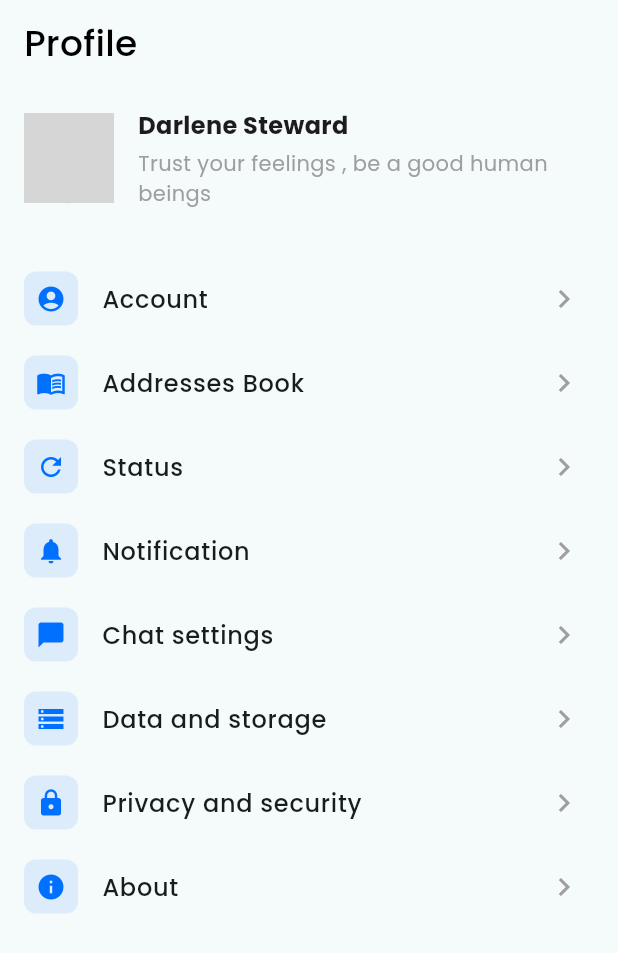
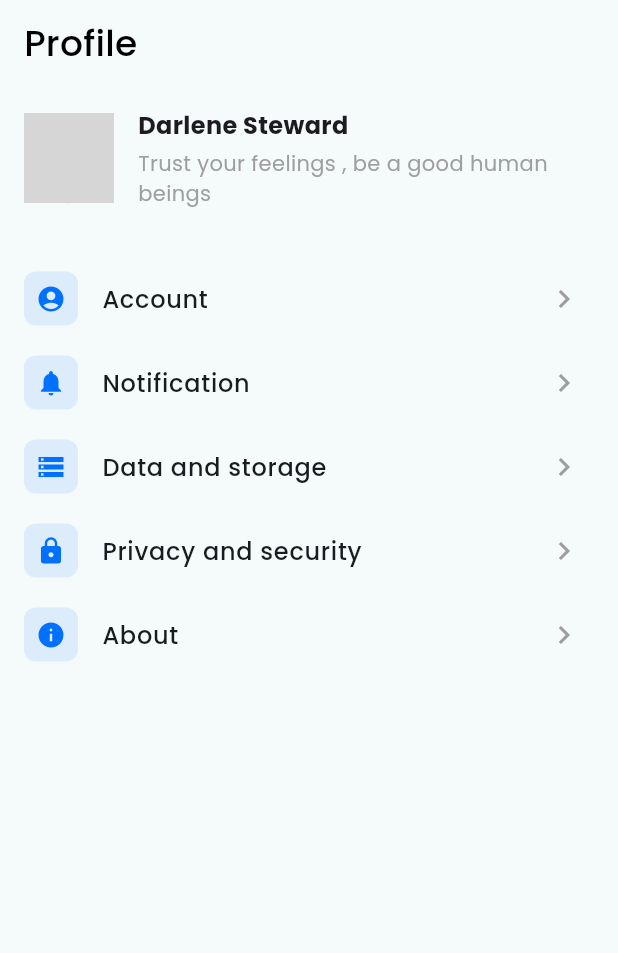
Before and after one commit to Project-Captone-2-VMS/VMS-repo-App, a Flutter app: the ProfileScreen screen opened by its route, after a tap on "Data and storage", on a phone screen of 412 x 824 dp. Shown: the top 953 px of the screen. Run offline on Flutter 3.47's test engine with Material 3 defaults, Android fonts, the phone set to English and light mode, and no system bars; our stand-ins replace bloc, cloud_firestore, dio, equatable, firebase_core, fl_chart and 10 more; accounts and stored records are empty; generated files the repository leaves out were written again; network calls fail; grey boxes are pictures that could not be loaded.

Commit message:
fix: fix over flow issue

```diff
--- a/vms_app/lib/features/profile/data/models/setting_item_model.dart
+++ b/vms_app/lib/features/profile/data/models/setting_item_model.dart
@@ -4,10 +4,12 @@ class SettingItemModel {
   final IconData icon;
   final Color iconColor;
   final String title;
+  final VoidCallback? onTap;
 
   SettingItemModel({
     required this.icon,
     required this.iconColor,
     required this.title,
+    this.onTap,
   });
 }
--- a/vms_app/lib/features/profile/presentation/ui/widgets/settings_item.dart
+++ b/vms_app/lib/features/profile/presentation/ui/widgets/settings_item.dart
@@ -22,9 +22,7 @@ class SettingsItem extends StatelessWidget {
         style: const TextStyle(fontSize: 16, fontWeight: FontWeight.w500),
       ),
       trailing: const Icon(Icons.chevron_right, color: Colors.grey),
-      onTap: () {
-        // Handle navigation to specific settings page
-      },
+      onTap: item.onTap,
     );
   }
 }
--- a/vms_app/lib/features/profile/presentation/ui/widgets/settings_list.dart
+++ b/vms_app/lib/features/profile/presentation/ui/widgets/settings_list.dart
@@ -1,4 +1,5 @@
 import 'package:flutter/material.dart';
+import 'package:go_router/go_router.dart';
 import 'package:vms_app/config/theme/app_theme.dart';
 import 'package:vms_app/features/profile/data/models/setting_item_model.dart';
 import 'settings_item.dart';
@@ -13,41 +14,35 @@ class SettingsList extends StatelessWidget {
         icon: Icons.account_circle,
         iconColor: AppTheme.primaryColor,
         title: 'Account',
-      ),
-      SettingItemModel(
-        icon: Icons.menu_book,
-        iconColor: AppTheme.primaryColor,
-        title: 'Addresses Book',
-      ),
-      SettingItemModel(
-        icon: Icons.refresh,
-        iconColor: AppTheme.primaryColor,
-        title: 'Status',
+        onTap: () {
+          context.push('/update-profile');
+        },
       ),
       SettingItemModel(
         icon: Icons.notifications,
         iconColor: AppTheme.primaryColor,
         title: 'Notification',
-      ),
-      SettingItemModel(
-        icon: Icons.chat_bubble,
-        iconColor: AppTheme.primaryColor,
-        title: 'Chat settings',
+        onTap: () {},
       ),
       SettingItemModel(
         icon: Icons.storage,
         iconColor: AppTheme.primaryColor,
         title: 'Data and storage',
+        onTap: () {
+          print('Tapped Data and storage');
+        },
       ),
       SettingItemModel(
         icon: Icons.lock,
         iconColor: AppTheme.primaryColor,
         title: 'Privacy and security',
+        onTap: () {},
       ),
       SettingItemModel(
         icon: Icons.info,
         iconColor: AppTheme.primaryColor,
         title: 'About',
+        onTap: () {},
       ),
     ];
 
```
